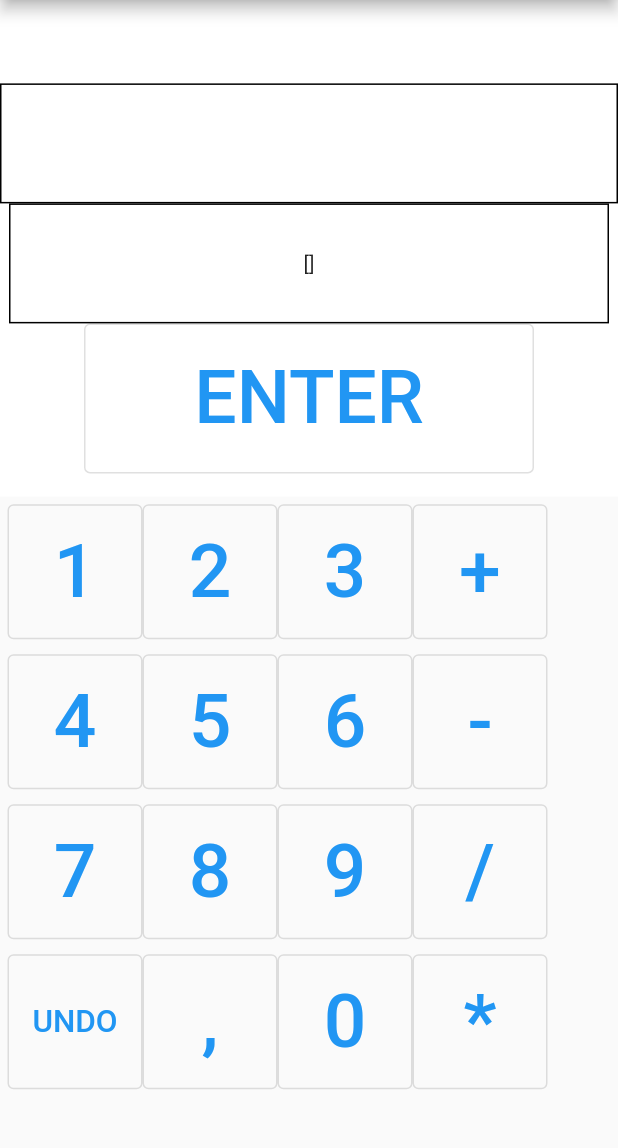
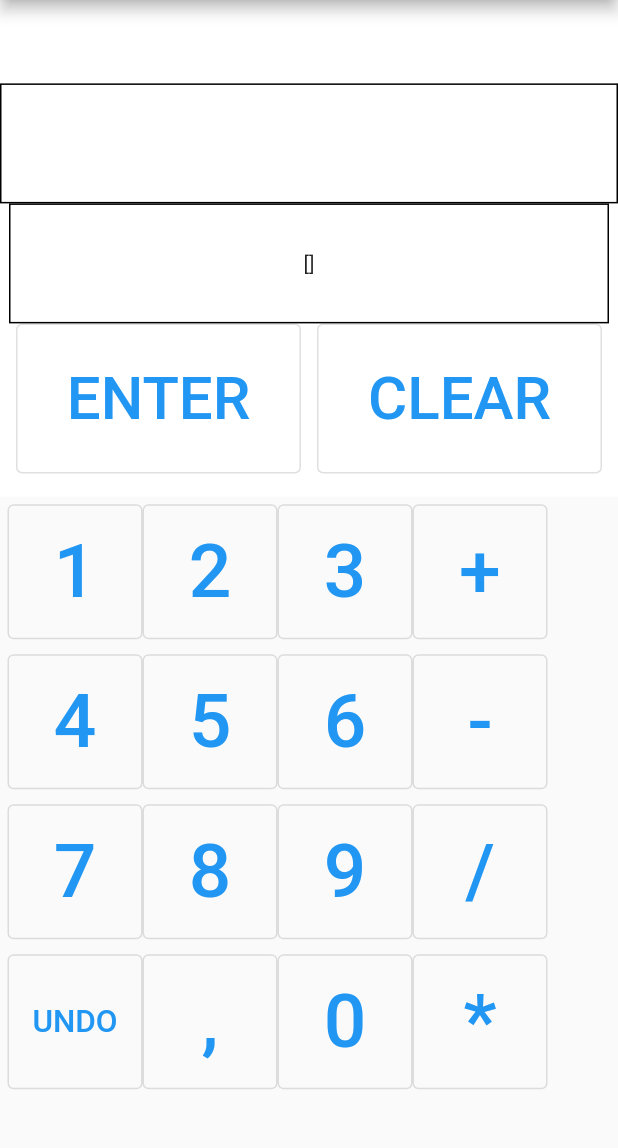
Before and after one commit to kasp441/fluttercalc, a Flutter app: the screen it shows after launch, on a phone screen of 412 x 824 dp, the part 84-1232 px from its top. Run offline on Flutter 3.47's test engine with Material 2 defaults, Android fonts, the phone set to English and light mode, and no system bars.

Commit message:
CLEAR button made

```diff
--- a/lib/main.dart
+++ b/lib/main.dart
@@ -116,18 +116,33 @@ void _addToStack()
                                 child: Text('$stack'),
                               ),
                             ),
-                            Container(
-                              child: SizedBox(
+                            Row(
+                              mainAxisAlignment: MainAxisAlignment.spaceEvenly,
+                              children: [
+                                SizedBox(
                                   height: 100,
-                                width: 300,
+                                  width: 190,
                                   child: OutlinedButton(
                                     onPressed: () {_addToStack();},
                                     child: Text(
                                       "ENTER",
-                                    style: TextStyle(fontSize: 50),
+                                      style: TextStyle(fontSize: 40),
                                     ),
                                   ),
                                 ),
+                                SizedBox(
+                                  height: 100,
+                                  width: 190,
+                                  child: OutlinedButton(
+                                    onPressed: () {_addToStack();},
+                                    child: Text(
+                                      "CLEAR",
+                                      style: TextStyle(fontSize: 40),
+                                    ),
+                                  ),
+                                )
+                              ],
+
                             ),
                           ],
                         ),
```
Lines whose indentation alone changed are shown as unchanged.
